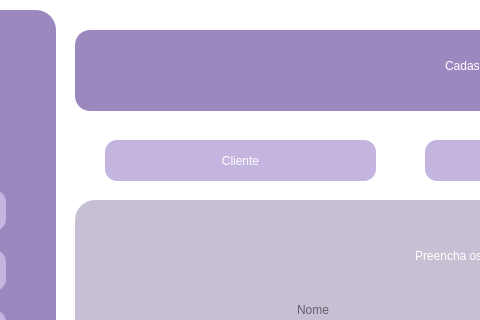
Qt form VeterinaryScheduleSystem/cadastrocliente.ui (brenoafsa/VeterinaryScheduleSystem) before a commit; both pictures show x 235 to 715 and y 0 to 320 of the 1302 by 619 pixel window.
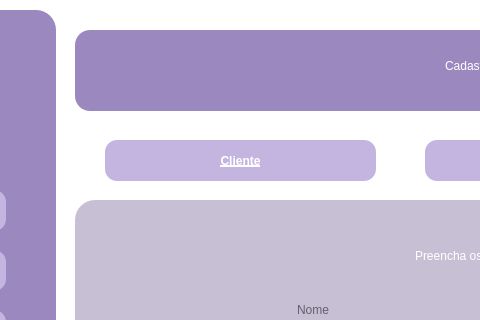
The same form after that commit.

Patch:
```diff
--- a/VeterinaryScheduleSystem/cadastrocliente.ui
+++ b/VeterinaryScheduleSystem/cadastrocliente.ui
@@ -187,6 +187,15 @@
      <height>41</height>
     </rect>
    </property>
+   <property name="font">
+    <font>
+     <family>System</family>
+     <pointsize>9</pointsize>
+     <italic>false</italic>
+     <bold>true</bold>
+     <underline>true</underline>
+    </font>
+   </property>
    <property name="styleSheet">
     <string notr="true">background-color: #C4B4E0;
 font: 700 9pt &quot;System&quot;;
```
